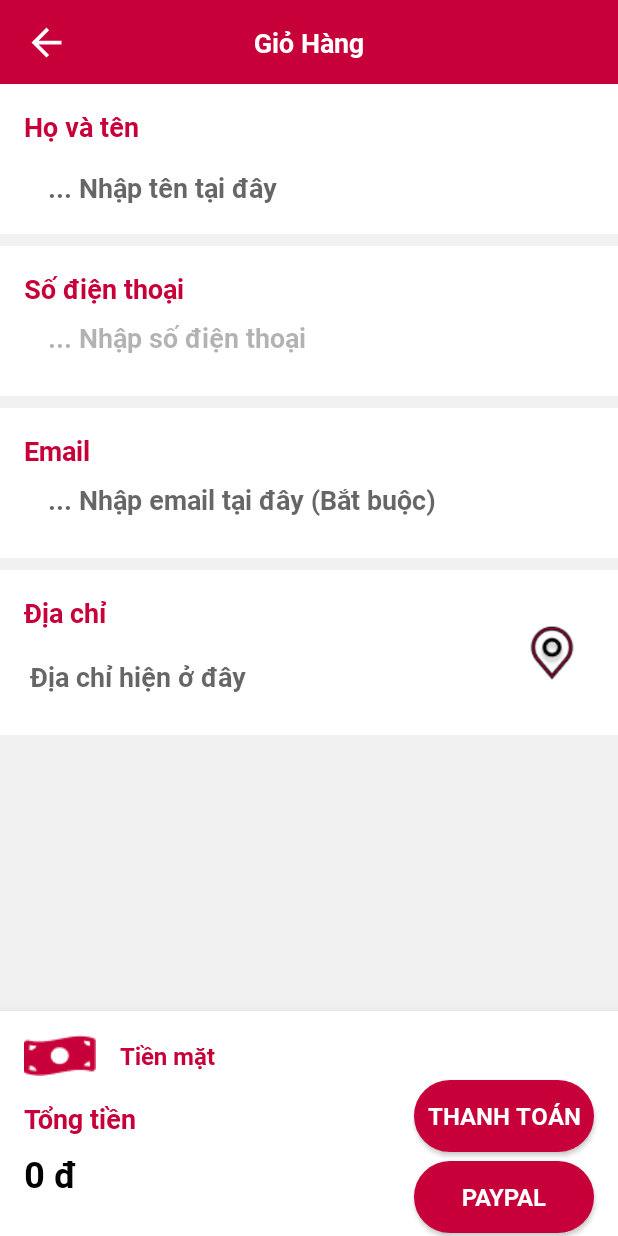
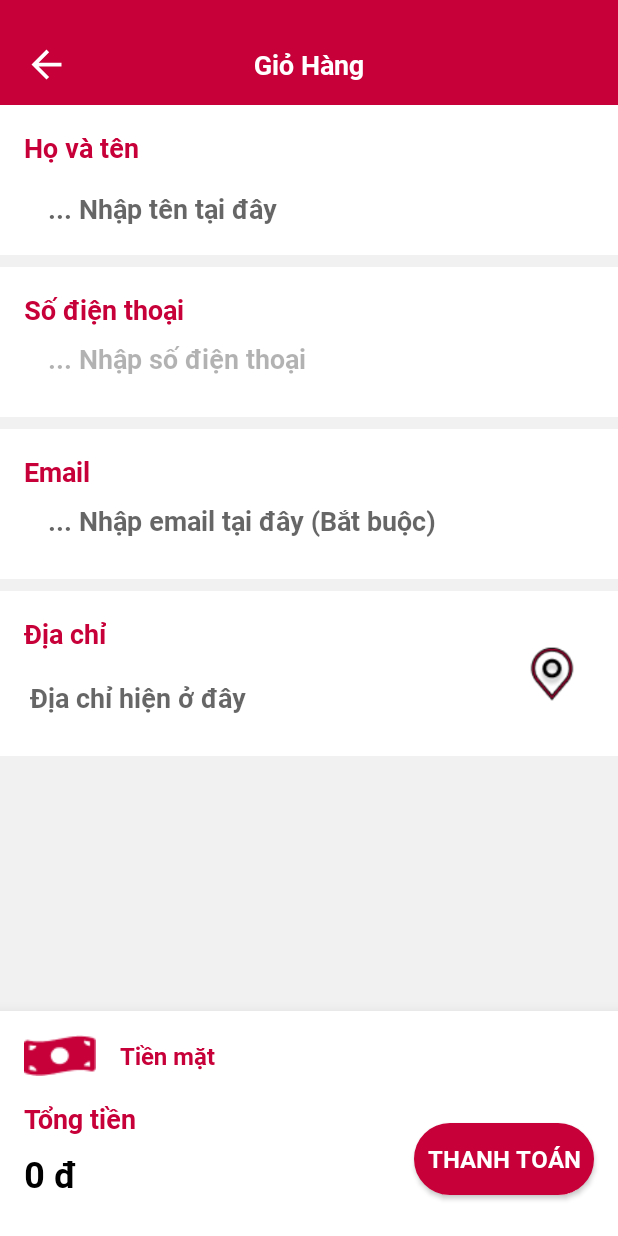
Before and after one commit to SPCable/MyApp, an Android app: the DatHang screen opened directly, with no data from a screen before it, on a phone screen of 412 x 824 dp. Run offline under Robolectric (Android 15) with nearby library versions, the phone set to English and light mode, and no system bars; our stand-ins replace Firebase (no records; nobody signed in at launch, a user with empty details on screens opened directly); libraries missing offline, so code that uses them is left out: p32929.androideasysql_library; Roboto replaces fonts that are not available here; 2 statements that could not run were skipped.

Commit message:
Revert "Truong"
This reverts commit 9f07c09e913e9b9300424bb6ba652439f8b895d0.

```diff
--- a/app/build.gradle
+++ b/app/build.gradle
@@ -71,5 +71,4 @@ dependencies {
     implementation files('libs/activation.jar')
     implementation files('libs/additionnal.jar')
     implementation files('libs/mail.jar')
-    implementation "com.paypal.sdk:paypal-android-sdk:2.16.0"
 }
--- a/app/src/main/java/com/example/myapp/Order/DatHang.java
+++ b/app/src/main/java/com/example/myapp/Order/DatHang.java
@@ -1,10 +1,14 @@
 package com.example.myapp.Order;
+
 
 import androidx.appcompat.app.AppCompatActivity;
 
+import androidx.core.content.ContextCompat;
 import androidx.loader.content.AsyncTaskLoader;
 import androidx.recyclerview.widget.LinearLayoutManager;
 import androidx.recyclerview.widget.RecyclerView;
+import androidx.biometric.BiometricPrompt;
+import androidx.biometric.BiometricManager;
 
 import android.annotation.SuppressLint;
 import android.app.AlertDialog;
@@ -12,10 +16,11 @@ import android.app.ProgressDialog;
 import android.content.DialogInterface;
 import android.content.Intent;
 import android.database.Cursor;
+//import android.hardware.biometrics.BiometricManager;
+//import android.hardware.biometrics.BiometricPrompt;
 import android.location.Address;
 import android.location.Geocoder;
 import android.os.Bundle;
-import android.print.PrinterId;
 import android.util.Log;
 
 import android.os.AsyncTask;
@@ -24,6 +29,7 @@ import android.os.HandlerThread;
 import android.text.Html;
 
 import android.view.View;
+import android.view.WindowManager;
 import android.webkit.WebView;
 import android.widget.Button;
 import android.widget.EditText;
@@ -40,17 +46,19 @@ import java.util.List;
 import java.util.Locale;
 
 import java.util.Properties;
+import java.util.concurrent.Executor;
 
 
 import com.example.myapp.Complete;
+import com.example.myapp.Login.ProfileAccount;
 import com.example.myapp.MainActivity;
 import com.example.myapp.R;
 import com.google.android.gms.auth.api.signin.GoogleSignIn;
 import com.google.android.gms.auth.api.signin.GoogleSignInAccount;
 import com.google.android.gms.maps.GoogleMap;
 import com.google.android.gms.maps.model.LatLng;
-import com.paypal.android.sdk.payments.PayPalConfiguration;
-import com.paypal.android.sdk.payments.PayPalPayment;
+import com.google.firebase.auth.FirebaseAuth;
+import com.google.firebase.auth.FirebaseUser;
 
 import javax.mail.Authenticator;
 import javax.mail.Message;
@@ -69,14 +77,6 @@ import p32929.androideasysql_library.Column;
 import p32929.androideasysql_library.EasyDB;
 
 public class DatHang extends AppCompatActivity {
-
-    //new Paypal
-    public static final  String  PAYPAL_KEY = "ARngjN6PNhsNq67WQ3LWZVHJPo2YdC18WtpbWjaDIn6N60rt0eOHro9acC1c495KUAesMUJ3PqYaKnbM";
-    private static final int REQUEST_CODE_FUTURE_PAYMENT =2;
-    private static final String CONFIG_ENVIRONMENT = PayPalConfiguration.ENVIRONMENT_SANDBOX;
-    private static PayPalConfiguration config;
-    PayPalPayment thingsToBuy;
-    Button btnPayPal;
 
 
     String data;
@@ -98,8 +98,7 @@ public class DatHang extends AppCompatActivity {
 
     public Integer finalPrice = 0;
 
-
-    private GoogleMap mMap;
+    public GoogleMap mMap;
 
 
     @SuppressLint("WrongConstant")
@@ -107,6 +106,9 @@ public class DatHang extends AppCompatActivity {
     protected void onCreate(Bundle savedInstanceState) {
         super.onCreate(savedInstanceState);
         setContentView(R.layout.activity_dat_hang);
+
+        getWindow().setFlags(WindowManager.LayoutParams.FLAG_LAYOUT_NO_LIMITS, WindowManager.LayoutParams.FLAG_LAYOUT_NO_LIMITS);
+
         tongtien = findViewById(R.id.tongtien);
         btnTT=  findViewById(R.id.btnTT);
         Button btnCFMLocation=  (Button) findViewById(R.id.btnCfmLocation);
@@ -152,26 +154,66 @@ public class DatHang extends AppCompatActivity {
         // tai khoan gmail smtp:
         sEmail = "hjhj2305@gmail.com";
         sPassword = "rlxpglgnjbqjyteo";
+
+
+        BiometricManager biometricManager = BiometricManager.from(this);
+        switch (biometricManager.canAuthenticate()){
+            case BiometricManager.BIOMETRIC_SUCCESS:
+                Log.d("Biometric:", "Có Biometric");
+                break;
+            case BiometricManager.BIOMETRIC_ERROR_NO_HARDWARE:
+            case BiometricManager.BIOMETRIC_ERROR_HW_UNAVAILABLE:
+            case BiometricManager.BIOMETRIC_ERROR_NONE_ENROLLED:
+                Toast.makeText(this,"Vui lòng sử dụng/cài đặt bảo mật sinh trắc học để thanh toán",Toast.LENGTH_LONG).show();
+                btnTT.setVisibility(View.GONE);
+                break;
+        }
+
+        Executor executor = ContextCompat.getMainExecutor(this);
+        final BiometricPrompt biometricPrompt = new BiometricPrompt(DatHang.this, executor, new BiometricPrompt.AuthenticationCallback()
+        {
+            @Override
+            public void onAuthenticationError(int errorCode, CharSequence errString) {
+                super.onAuthenticationError(errorCode, errString);
+            }
+
+            @Override
+            public void onAuthenticationSucceeded(BiometricPrompt.AuthenticationResult result) {
+                super.onAuthenticationSucceeded(result);
+                Toast.makeText(getApplicationContext(),"Xác thực bảo mật thành công",Toast.LENGTH_SHORT).show();
+
+                new Sendmail().execute();
+//                Intent intent = new Intent(DatHang.this,Complete.class);
+//                startActivity(intent);
+//                finish();
+            }
+
+            @Override
+            public void onAuthenticationFailed() {
+                super.onAuthenticationFailed();
+            }
+        });
+
+        final BiometricPrompt.PromptInfo promptInfo = new BiometricPrompt.PromptInfo.Builder()
+                .setTitle("Thanh Toán")
+                .setDescription("Dùng bảo mật sinh trắc học để thanh toán")
+                .setNegativeButtonText("Hủy")
+                .build();
+
+
         btnTT.setOnClickListener(new View.OnClickListener() {
             @Override
             public void onClick(View view) {
-                new Sendmail().execute();
+
+                if(FirebaseAuth.getInstance().getCurrentUser()!=null){
+                    biometricPrompt.authenticate(promptInfo);
+
+                }
+                else {
+                    Toast.makeText(getApplicationContext(), "Vui lòng đăng nhập để thanh toán", Toast.LENGTH_SHORT).show();
+                }
             }
         });
-
-        btnPayPal.setOnClickListener(new View.OnClickListener(){
-            @Override
-            public void onClick(View view) {
-                MakePaymet();
-            }
-        });
-        ConfigPaypal();
-    }
-
-    private void ConfigPaypal() {
-    }
-
-    private void MakePaymet() {
     }
 
     private class Sendmail extends AsyncTask<Message,String,String> {             //Gửi mail cho khách hàng
@@ -348,6 +390,7 @@ public class DatHang extends AppCompatActivity {
             }
         }
 
+
         @Override
         protected void onPostExecute(String s) {
             super.onPostExecute(s);
@@ -357,6 +400,7 @@ public class DatHang extends AppCompatActivity {
                 Pay();
                 Intent intent = new Intent(DatHang.this,Complete.class);
                 startActivity(intent);
+//                finish();
             }
             else
             {
--- a/app/src/main/res/layout/activity_dat_hang.xml
+++ b/app/src/main/res/layout/activity_dat_hang.xml
@@ -8,10 +8,11 @@
     android:background="#F1F1F1"
     tools:context=".Order.DatHang">
 
+
     <androidx.appcompat.widget.Toolbar
         android:id="@+id/toolbar4"
         android:layout_width="0dp"
-        android:layout_height="?attr/actionBarSize"
+        android:layout_height="70dp"
         android:background="#C70039"
         app:layout_constraintEnd_toEndOf="parent"
         app:layout_constraintStart_toStartOf="parent"
@@ -28,7 +29,6 @@
                 android:layout_height="30dp"
                 android:layout_marginStart="16dp"
                 android:layout_marginTop="16dp"
-                android:layout_marginBottom="16dp"
                 android:background="@drawable/abc_vector_test"
                 android:onClick="btnBack"
                 app:layout_constraintBottom_toBottomOf="parent"
@@ -41,6 +41,7 @@
                 android:layout_width="wrap_content"
                 android:layout_height="wrap_content"
                 android:layout_marginStart="16dp"
+                android:layout_marginTop="16dp"
                 android:fontFamily="@font/roboto_bold"
                 android:text="Giỏ Hàng"
                 android:textColor="#FFFFFF"
@@ -160,6 +161,7 @@
                     android:fontFamily="@font/roboto_bold"
                     android:hint="... Nhập số điện thoại"
                     android:inputType="phone"
+                    android:maxLength="10"
                     android:textColorHint="#4D000000"
                     android:textSize="18sp"
                     app:layout_constraintEnd_toEndOf="parent"
@@ -317,14 +319,15 @@
             android:layout_width="120dp"
             android:layout_height="wrap_content"
             android:layout_marginEnd="16dp"
-            android:layout_marginBottom="56dp"
             android:background="@drawable/add_db"
             android:fontFamily="@font/roboto_bold"
             android:text="Thanh toán"
             android:textColor="#FFFFFF"
             android:textSize="16sp"
             app:layout_constraintBottom_toBottomOf="parent"
-            app:layout_constraintEnd_toEndOf="parent" />
+            app:layout_constraintEnd_toEndOf="parent"
+            app:layout_constraintTop_toTopOf="parent"
+            app:layout_constraintVertical_bias="0.735" />
 
         <TextView
             android:id="@+id/textView8"
@@ -362,20 +365,6 @@
             app:layout_constraintStart_toStartOf="parent"
             app:layout_constraintTop_toBottomOf="@+id/textView8" />
 
-        <Button
-            android:id="@+id/btnPaypal"
-            android:layout_width="120dp"
-            android:layout_height="wrap_content"
-            android:layout_marginTop="100dp"
-            android:layout_marginEnd="16dp"
-            android:background="@drawable/add_db"
-            android:fontFamily="@font/roboto_bold"
-            android:text="Paypal"
-            android:textColor="#FFFFFF"
-            android:textSize="16sp"
-            app:layout_constraintEnd_toEndOf="parent"
-            app:layout_constraintTop_toTopOf="parent" />
-
     </androidx.constraintlayout.widget.ConstraintLayout>
 
 
```
Also changed, not shown: gradle/wrapper/gradle-wrapper.properties, 5 other files.
